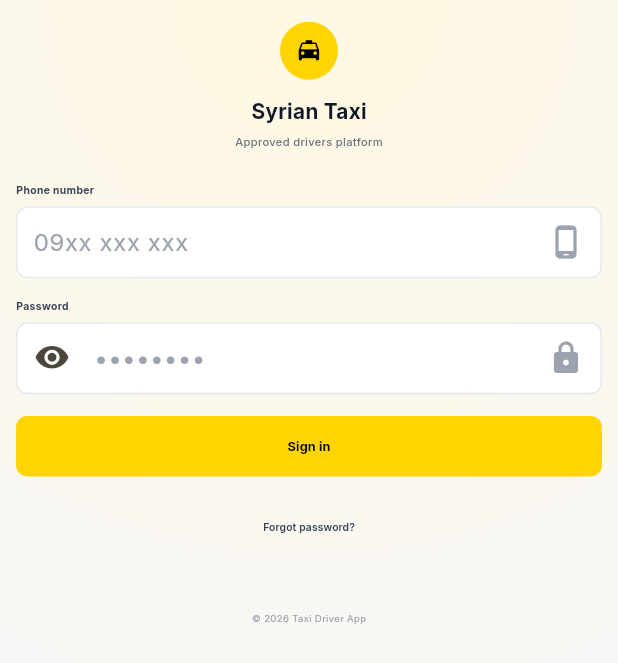
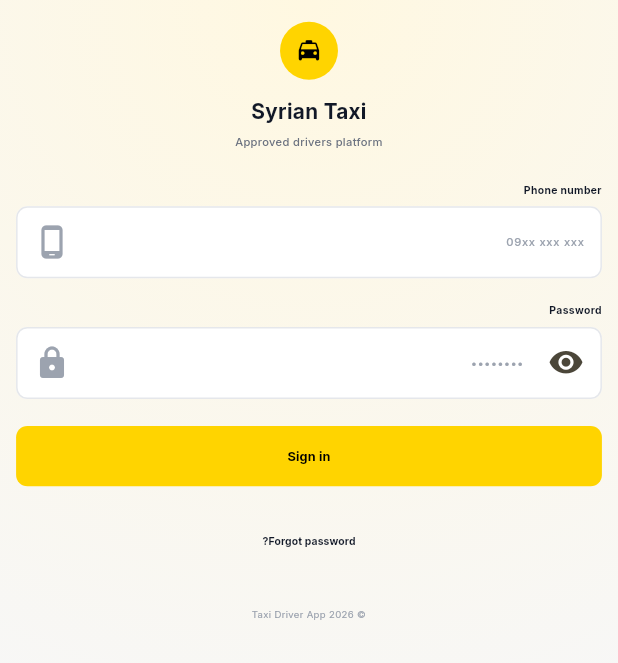
Before and after one commit to kamal635/taxi_driver_app, a Flutter app: the screen it shows after launch, on a phone screen of 412 x 824 dp. Shown: the top 663 px of the screen. Run offline on Flutter 3.47's test engine with Material 3 defaults, Android fonts, the phone set to English and light mode, and no system bars; our stand-ins replace flutter_riverpod, flutter_screenutil, go_router.

Commit message:
refactor(auth): split login page into widgets and use app components

```diff
--- a/lib/app/app.dart
+++ b/lib/app/app.dart
@@ -22,7 +22,7 @@ class TaxiDriverApp extends StatelessWidget {
         onGenerateTitle: (context) => context.l10n.appTitle,
         localizationsDelegates: AppLocalizations.localizationsDelegates,
         supportedLocales: AppLocalizations.supportedLocales,
-        locale: const Locale('en'),
+        locale: const Locale('ar'),
         theme: AppTheme.light(const Locale('en')),
         routerConfig: AppRouter.router,
       ),
--- a/lib/features/auth/presentation/pages/login_page.dart
+++ b/lib/features/auth/presentation/pages/login_page.dart
@@ -1,5 +1,9 @@
 import 'package:flutter/material.dart';
 import 'package:flutter_screenutil/flutter_screenutil.dart';
+import 'package:taxi_driver_app/app/theme/app_colors.dart';
+import 'package:taxi_driver_app/features/auth/presentation/widgets/login_footer.dart';
+import 'package:taxi_driver_app/features/auth/presentation/widgets/login_form.dart';
+import 'package:taxi_driver_app/features/auth/presentation/widgets/login_header.dart';
 
 class LoginPage extends StatefulWidget {
   const LoginPage({super.key});
@@ -30,10 +34,7 @@ class _LoginPageState extends State<LoginPage> {
           gradient: RadialGradient(
             center: Alignment.topCenter,
             radius: 1.25,
-            colors: [
-              Color(0xFFFFF8E1),
-              Color(0xFFF7F7F7),
-            ],
+            colors: [AppColors.bgWarm, AppColors.bgBase],
           ),
         ),
         child: SafeArea(
@@ -41,138 +42,16 @@ class _LoginPageState extends State<LoginPage> {
             padding: EdgeInsets.symmetric(horizontal: 20.w),
             child: Column(
               children: [
-                SizedBox(height: 18.h),
-
-                // Logo
-                Container(
-                  width: 72.w,
-                  height: 72.w,
-                  decoration: const BoxDecoration(
-                    color: Color(0xFFFFD400),
-                    shape: BoxShape.circle,
-                  ),
-                  child: Icon(
-                    Icons.local_taxi_rounded,
-                    size: 34.sp,
-                    color: Colors.black,
-                  ),
+                const LoginHeader(),
+                LoginForm(
+                  phoneController: _phoneController,
+                  passwordController: _passwordController,
+                  obscurePassword: _obscurePassword,
+                  onTogglePasswordVisibility: () {
+                    setState(() => _obscurePassword = !_obscurePassword);
+                  },
                 ),
-
-                SizedBox(height: 14.h),
-
-                Text(
-                  'Syrian Taxi',
-                  style: TextStyle(
-                    fontSize: 26.sp,
-                    fontWeight: FontWeight.w800,
-                    color: const Color(0xFF111827),
-                  ),
-                ),
-                SizedBox(height: 6.h),
-                Text(
-                  'Approved drivers platform',
-                  style: TextStyle(
-                    fontSize: 14.sp,
-                    color: const Color(0xFF6B7280),
-                    fontWeight: FontWeight.w500,
-                  ),
-                ),
-
-                SizedBox(height: 26.h),
-
-                const _Label('Phone number'),
-                SizedBox(height: 8.h),
-                TextField(
-                  controller: _phoneController,
-                  keyboardType: TextInputType.phone,
-                  textInputAction: TextInputAction.next,
-                  decoration: _inputDecoration(
-                    hintText: '09xx xxx xxx',
-                    suffixIcon: const Icon(Icons.phone_android_rounded),
-                  ),
-                ),
-
-                SizedBox(height: 16.h),
-
-                const _Label('Password'),
-                SizedBox(height: 8.h),
-                TextField(
-                  controller: _passwordController,
-                  obscureText: _obscurePassword,
-                  textInputAction: TextInputAction.done,
-                  decoration: _inputDecoration(
-                    hintText: '••••••••',
-                    suffixIcon: const Icon(Icons.lock_rounded),
-                    prefixIcon: IconButton(
-                      onPressed: () {
-                        setState(() => _obscurePassword = !_obscurePassword);
-                      },
-                      icon: Icon(
-                        _obscurePassword
-                            ? Icons.visibility_rounded
-                            : Icons.visibility_off_rounded,
-                      ),
-                    ),
-                  ),
-                ),
-
-                SizedBox(height: 18.h),
-
-                SizedBox(
-                  width: double.infinity,
-                  height: 50.h,
-                  child: ElevatedButton(
-                    onPressed: () {
-                      // UI only for now (no logic yet)
-                    },
-                    style: ElevatedButton.styleFrom(
-                      backgroundColor: const Color(0xFFFFD400),
-                      foregroundColor: Colors.black,
-                      elevation: 0,
-                      shape: RoundedRectangleBorder(
-                        borderRadius: BorderRadius.circular(14.r),
-                      ),
-                    ),
-                    child: Text(
-                      'Sign in',
-                      style: TextStyle(
-                        fontSize: 16.sp,
-                        fontWeight: FontWeight.w800,
-                      ),
-                    ),
-                  ),
-                ),
-
-                SizedBox(height: 12.h),
-
-                TextButton(
-                  onPressed: () {
-                    // later: forgot password flow
-                  },
-                  child: Text(
-                    'Forgot password?',
-                    style: TextStyle(
-                      fontSize: 13.sp,
-                      color: const Color(0xFF374151),
-                      fontWeight: FontWeight.w600,
-                    ),
-                  ),
-                ),
-
-                SizedBox(height: 26.h),
-
-                Container(
-                  width: double.infinity,
-                  padding: EdgeInsets.symmetric(vertical: 14.h),
-                  alignment: Alignment.center,
-                  child: Text(
-                    '© 2026 Taxi Driver App',
-                    style: TextStyle(
-                      fontSize: 12.sp,
-                      color: const Color(0xFF9CA3AF),
-                    ),
-                  ),
-                ),
+                const LoginFooter(),
               ],
             ),
           ),
@@ -180,58 +59,4 @@ class _LoginPageState extends State<LoginPage> {
       ),
     );
   }
-
-  InputDecoration _inputDecoration({
-    required String hintText,
-    Widget? suffixIcon,
-    Widget? prefixIcon,
-  }) {
-    return InputDecoration(
-      hintText: hintText,
-      hintStyle: const TextStyle(color: Color(0xFF9CA3AF)),
-      filled: true,
-      fillColor: Colors.white,
-      suffixIcon: suffixIcon == null
-          ? null
-          : IconTheme(
-              data: const IconThemeData(color: Color(0xFF9CA3AF)),
-              child: suffixIcon,
-            ),
-      prefixIcon: prefixIcon,
-      contentPadding: EdgeInsets.symmetric(horizontal: 14.w, vertical: 14.h),
-      border: OutlineInputBorder(
-        borderRadius: BorderRadius.circular(14.r),
-        borderSide: const BorderSide(color: Color(0xFFE5E7EB)),
-      ),
-      enabledBorder: OutlineInputBorder(
-        borderRadius: BorderRadius.circular(14.r),
-        borderSide: const BorderSide(color: Color(0xFFE5E7EB)),
-      ),
-      focusedBorder: OutlineInputBorder(
-        borderRadius: BorderRadius.circular(14.r),
-        borderSide: const BorderSide(color: Color(0xFFFFD400), width: 1.6),
-      ),
-    );
-  }
 }
-
-class _Label extends StatelessWidget {
-  const _Label(this.text);
-
-  final String text;
-
-  @override
-  Widget build(BuildContext context) {
-    return Align(
-      alignment: Alignment.centerLeft,
-      child: Text(
-        text,
-        style: TextStyle(
-          fontSize: 13.sp,
-          color: const Color(0xFF374151),
-          fontWeight: FontWeight.w700,
-        ),
-      ),
-    );
-  }
-}
--- /dev/null
+++ b/lib/features/auth/presentation/widgets/login_footer.dart
@@ -0,0 +1,24 @@
+import 'package:flutter/material.dart';
+import 'package:flutter_screenutil/flutter_screenutil.dart';
+import 'package:taxi_driver_app/app/theme/app_colors.dart';
+import 'package:taxi_driver_app/core/extensions/l10n_x.dart';
+
+class LoginFooter extends StatelessWidget {
+  const LoginFooter({super.key});
+
+  @override
+  Widget build(BuildContext context) {
+    return Padding(
+      padding: EdgeInsets.only(top: 26.h),
+      child: Align(
+        child: Text(
+          context.l10n.copyright,
+          style: TextStyle(
+            fontSize: 12.sp,
+            color: AppColors.iconMuted,
+          ),
+        ),
+      ),
+    );
+  }
+}
--- /dev/null
+++ b/lib/features/auth/presentation/widgets/login_form.dart
@@ -0,0 +1,65 @@
+import 'package:flutter/material.dart';
+import 'package:taxi_driver_app/core/constants/app_icons.dart';
+import 'package:taxi_driver_app/core/extensions/l10n_x.dart';
+import 'package:taxi_driver_app/core/widgets/app_button.dart';
+import 'package:taxi_driver_app/core/widgets/app_text_button.dart';
+import 'package:taxi_driver_app/core/widgets/app_text_field.dart';
+
+class LoginForm extends StatelessWidget {
+  const LoginForm({
+    required this.phoneController,
+    required this.passwordController,
+    required this.obscurePassword,
+    required this.onTogglePasswordVisibility,
+    super.key,
+  });
+
+  final TextEditingController phoneController;
+  final TextEditingController passwordController;
+
+  final bool obscurePassword;
+  final VoidCallback onTogglePasswordVisibility;
+
+  @override
+  Widget build(BuildContext context) {
+    return Column(
+      children: [
+        AppTextField(
+          controller: phoneController,
+          labelText: context.l10n.phoneNumberLabel,
+          hintText: context.l10n.phoneHint,
+          keyboardType: TextInputType.phone,
+          textInputAction: TextInputAction.next,
+          suffixIcon: const Icon(AppIcons.phone),
+        ),
+        const SizedBox(height: 16),
+        AppTextField(
+          controller: passwordController,
+          labelText: context.l10n.passwordLabel,
+          hintText: context.l10n.passwordHint,
+          obscureText: obscurePassword,
+          textInputAction: TextInputAction.done,
+          suffixIcon: const Icon(AppIcons.lock),
+          prefixIcon: IconButton(
+            onPressed: onTogglePasswordVisibility,
+            icon: Icon(obscurePassword ? AppIcons.eye : AppIcons.eyeOff),
+          ),
+        ),
+        const SizedBox(height: 18),
+        AppButton(
+          label: context.l10n.signIn,
+          onPressed: () {
+            // UI only for now (no logic yet)
+          },
+        ),
+        const SizedBox(height: 12),
+        AppTextButton(
+          label: context.l10n.forgotPassword,
+          onPressed: () {
+            // later
+          },
+        ),
+      ],
+    );
+  }
+}
--- /dev/null
+++ b/lib/features/auth/presentation/widgets/login_header.dart
@@ -0,0 +1,50 @@
+import 'package:flutter/material.dart';
+import 'package:flutter_screenutil/flutter_screenutil.dart';
+import 'package:taxi_driver_app/app/theme/app_colors.dart';
+import 'package:taxi_driver_app/core/constants/app_icons.dart';
+import 'package:taxi_driver_app/core/extensions/l10n_x.dart';
+
+class LoginHeader extends StatelessWidget {
+  const LoginHeader({super.key});
+
+  @override
+  Widget build(BuildContext context) {
+    return Column(
+      children: [
+        SizedBox(height: 18.h),
+        Container(
+          width: 72.w,
+          height: 72.w,
+          decoration: const BoxDecoration(
+            color: AppColors.taxiYellow,
+            shape: BoxShape.circle,
+          ),
+          child: Icon(
+            AppIcons.taxi,
+            size: 34.sp,
+            color: Colors.black,
+          ),
+        ),
+        SizedBox(height: 14.h),
+        Text(
+          context.l10n.brandName,
+          style: TextStyle(
+            fontSize: 26.sp,
+            fontWeight: FontWeight.w800,
+            color: AppColors.textPrimary,
+          ),
+        ),
+        SizedBox(height: 6.h),
+        Text(
+          context.l10n.brandSubtitle,
+          style: TextStyle(
+            fontSize: 14.sp,
+            fontWeight: FontWeight.w500,
+            color: AppColors.textSecondary,
+          ),
+        ),
+        SizedBox(height: 26.h),
+      ],
+    );
+  }
+}
```
